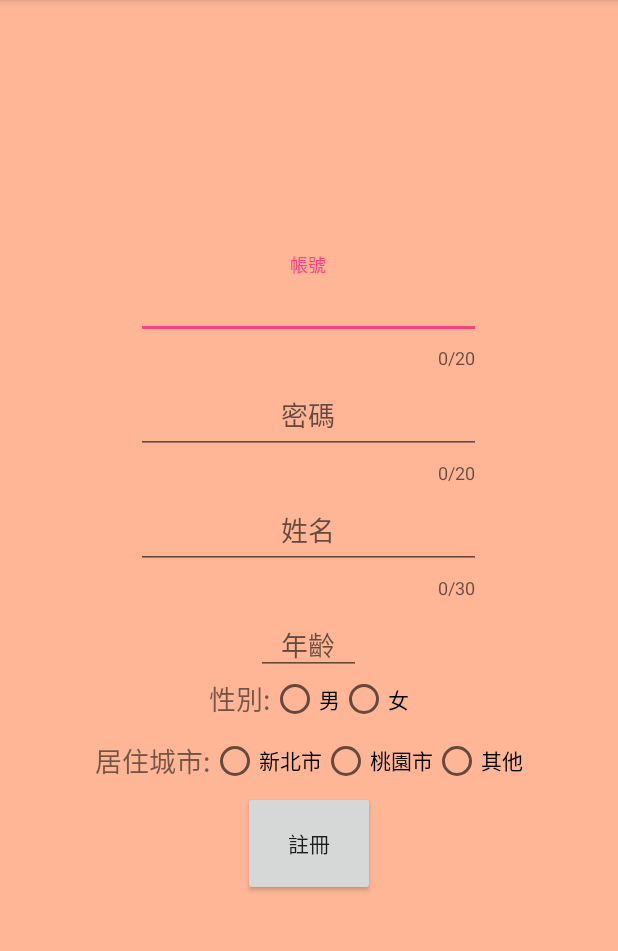
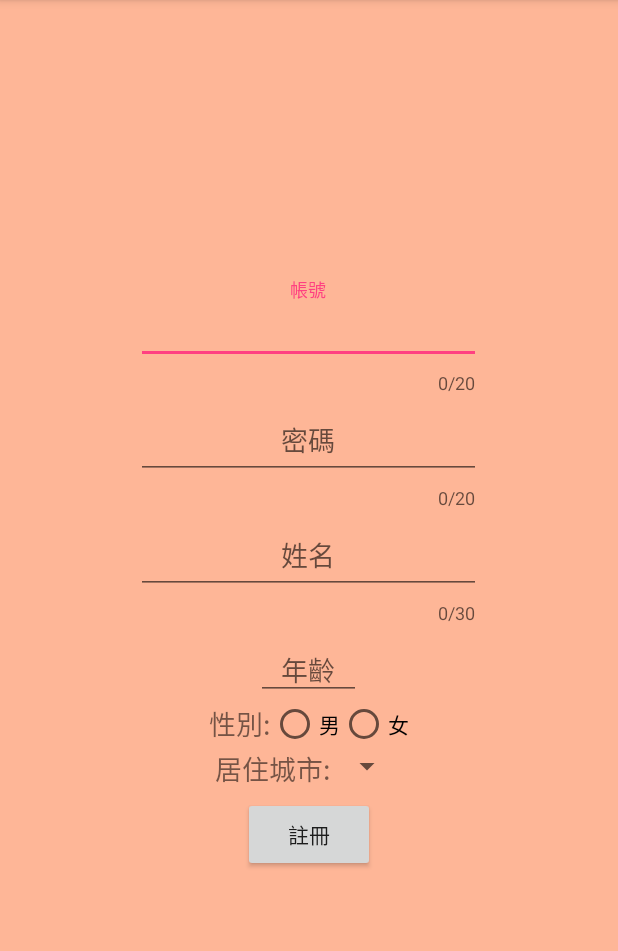
Before and after one commit to xuan1280/AgentLearningApp, an Android app: the SignUpActivity screen opened directly, with no data from a screen before it, on a phone screen of 412 x 824 dp, the part 84-1035 px from its top. Run offline under Robolectric (Android 15) with nearby library versions, the phone set to English and light mode, and no system bars; our stand-ins replace ButterKnife.

Commit message:
sign up layout modify

```diff
--- a/app/src/main/java/com/ood/clean/waterball/agentlearningapp/views/activity/SignUpActivity.java
+++ b/app/src/main/java/com/ood/clean/waterball/agentlearningapp/views/activity/SignUpActivity.java
@@ -1,22 +1,97 @@
 package com.ood.clean.waterball.agentlearningapp.views.activity;
 
+import android.content.Intent;
 import android.os.Bundle;
+import android.support.v7.app.AlertDialog;
 import android.support.v7.app.AppCompatActivity;
 import android.util.Log;
+import android.view.View;
+import android.widget.AdapterView;
+import android.widget.ArrayAdapter;
+import android.widget.Button;
+import android.widget.EditText;
+import android.widget.RadioGroup;
+import android.widget.Spinner;
+import android.widget.Toast;
 
 import com.ood.clean.waterball.agentlearningapp.R;
+import com.ood.clean.waterball.agentlearningapp.modles.entities.User;
+import com.ood.clean.waterball.agentlearningapp.views.base.SignUpView;
 
-public class SignUpActivity extends AppCompatActivity {
+import butterknife.BindView;
+import butterknife.ButterKnife;
+
+import static com.ood.clean.waterball.agentlearningapp.R.array.cities;
+
+public class SignUpActivity extends AppCompatActivity implements SignUpView, AdapterView.OnItemSelectedListener{
     private final static String TAG = "SignUpActivity";
+    @BindView(R.id.signUpAccountEd) EditText accountEd;
+    @BindView(R.id.signUpPasswordEd) EditText passwordEd;
+    @BindView(R.id.signUpBtn) Button button;
+    @BindView(R.id.nameEd) EditText nameEd;
+    @BindView(R.id.ageEd) EditText ageEd;
+    @BindView(R.id.genderRG) RadioGroup genderRG;
+    @BindView(R.id.citySpn) Spinner citySpn;
 
     @Override
     protected void onCreate(Bundle savedInstanceState) {
         super.onCreate(savedInstanceState);
         setContentView(R.layout.activity_signup);
+        ButterKnife.bind(this);
         init();
     }
 
     private void init() {
         Log.d(TAG, "start to sign up");
+        //setUpSpinner();
     }
+
+    private void setUpSpinner() {
+        ArrayAdapter<CharSequence> adapterCity = ArrayAdapter.createFromResource(this,cities , android.R.layout.simple_spinner_dropdown_item);
+        adapterCity.setDropDownViewResource(android.R.layout.simple_spinner_dropdown_item);
+        citySpn.setAdapter(adapterCity);
+        citySpn.setOnItemClickListener(this::onItemSelected);
+    }
+
+    @Override
+    public void onItemSelected(AdapterView<?> adapterView, View view, int i, long l) {
+        Toast.makeText(this, i, Toast.LENGTH_SHORT).show();
+    }
+
+    @Override
+    public void onNothingSelected(AdapterView<?> adapterView) {
+
+    }
+
+    public void onSignUpBtnClick(View view) {
+
+    }
+
+    @Override
+    public void onSignUpSuccessfully(User user) {
+        Log.d(TAG, "onSignUpSuccessfully");
+        Intent intent = new Intent(this, BaseActivity.class);
+        intent.putExtra("use", user);
+        startActivity(intent);
+    }
+
+    @Override
+    public void onAccountDuplicated() {
+        Log.d(TAG, "onAccountDuplicated");
+        new AlertDialog.Builder(this)
+                .setMessage(R.string.accountDuplicatedWarning)
+                .setPositiveButton(R.string.okay, null)
+                .show();
+    }
+
+    @Override
+    public void onParameterInvalid() {
+        Log.d(TAG, "onParameterInvalid");
+        new AlertDialog.Builder(this)
+                .setMessage(R.string.pleaseEnterCorrectParameter)
+                .setPositiveButton(R.string.okay, null)
+                .show();
+    }
+
+
 }
--- /dev/null
+++ b/app/src/main/java/com/ood/clean/waterball/agentlearningapp/views/base/SignUpView.java
@@ -0,0 +1,9 @@
+package com.ood.clean.waterball.agentlearningapp.views.base;
+
+import com.ood.clean.waterball.agentlearningapp.modles.entities.User;
+
+public interface SignUpView {
+    void onSignUpSuccessfully(User user);
+    void onAccountDuplicated();
+    void onParameterInvalid();
+}
--- a/app/src/main/res/layout/activity_signup.xml
+++ b/app/src/main/res/layout/activity_signup.xml
@@ -27,9 +27,7 @@
                 android:gravity="center_horizontal"
                 android:hint="@string/account"
                 android:maxLength="20"
-                android:maxLines="1"
-
-                />
+                android:maxLines="1" />
         </android.support.design.widget.TextInputLayout>
 
         <android.support.design.widget.TextInputLayout
@@ -89,6 +87,7 @@
 
 
         <RadioGroup
+            android:id="@+id/genderRG"
             android:layout_width="wrap_content"
             android:layout_height="wrap_content"
             android:gravity="center"
@@ -101,12 +100,14 @@
                 android:textSize="18sp" />
 
             <RadioButton
+                android:id="@+id/boyRadio"
                 android:layout_width="wrap_content"
                 android:layout_height="wrap_content"
                 android:gravity="center"
                 android:text="@string/boy" />
 
             <RadioButton
+                android:id="@+id/girlRadio"
                 android:layout_width="wrap_content"
                 android:layout_height="wrap_content"
                 android:gravity="center"
@@ -114,10 +115,9 @@
 
         </RadioGroup>
 
-        <RadioGroup
-            android:layout_width="wrap_content"
-            android:layout_height="30dp"
-            android:layout_marginTop="10dp"
+        <LinearLayout
+            android:layout_width="match_parent"
+            android:layout_height="wrap_content"
             android:gravity="center"
             android:orientation="horizontal">
 
@@ -127,33 +127,20 @@
                 android:text="@string/liveCity"
                 android:textSize="18sp" />
 
-            <RadioButton
-                android:id="@+id/newTaipeiRadio"
+            <Spinner
+                android:id="@+id/citySpn"
                 android:layout_width="wrap_content"
                 android:layout_height="wrap_content"
-                android:gravity="center"
-                android:text="@string/newTaipeiCity" />
+                android:layout_gravity="center_horizontal" />
 
-            <RadioButton
-                android:id="@+id/taoYuanRadio"
-                android:layout_width="wrap_content"
-                android:layout_height="wrap_content"
-                android:gravity="center"
-                android:text="@string/taoYuanCity" />
-
-            <RadioButton
-                android:id="@+id/othersRadio"
-                android:layout_width="wrap_content"
-                android:layout_height="wrap_content"
-                android:gravity="center"
-                android:text="@string/others" />
-        </RadioGroup>
+        </LinearLayout>
 
         <Button
             android:id="@+id/signUpBtn"
             android:layout_width="wrap_content"
-            android:layout_height="70dp"
+            android:layout_height="50dp"
             android:layout_marginTop="5dp"
+            android:onClick="onSignUpBtnClick"
             android:text="@string/signUp" />
 
     </LinearLayout>
--- a/app/src/main/res/values/strings.xml
+++ b/app/src/main/res/values/strings.xml
@@ -24,5 +24,8 @@
     <string name="name">姓名</string>
     <string name="accountNotFound">沒有此帳號，請重新輸入!</string>
     <string name="passwordNotCorrect">輸入的密碼不正確，請重新輸入!</string>
+    <string name="accountDuplicatedWarning">此帳號已有人使用，請重新輸入</string>
+    <string name="pleaseEnterCorrectParameter">請輸入正確的資料格式</string>
+    <string name="okay">了解</string>
 
 </resources>
```
Also changed, not shown: app/src/main/res/values/City.xml (added, +18 -0 lines).
